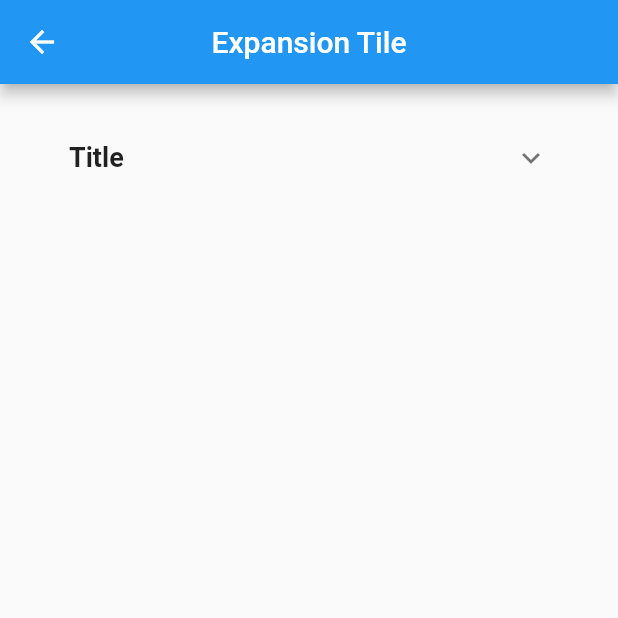
After one commit to aviral-92/Math-App, a Flutter app: the Expansiontile screen opened directly, on a phone screen of 412 x 824 dp, the top half of it. The commit adds this screen. Run offline on Flutter 3.47's test engine with Material 2 defaults, Android fonts, the phone set to English and light mode, and no system bars.

Commit message:
[AM]:Updated

```diff
--- /dev/null
+++ b/lib/Instructions.dart
@@ -0,0 +1,42 @@
+import 'package:flutter/material.dart';
+
+class Expansiontile extends StatelessWidget {
+  @override
+  Widget build(BuildContext context) {
+    return Scaffold(
+      appBar: AppBar(
+        centerTitle: true,
+        title: Text('Expansion Tile'),
+      ),
+      body: Padding(
+        padding: const EdgeInsets.symmetric(horizontal: 30.0),
+        child: Column(
+          children: <Widget>[
+            SizedBox(height: 20.0),
+            ExpansionTile(
+              title: Text(
+                "Title",
+                style: TextStyle(fontSize: 18.0, fontWeight: FontWeight.bold),
+              ),
+              children: <Widget>[
+                ExpansionTile(
+                  title: Text(
+                    'Sub title',
+                  ),
+                  children: <Widget>[
+                    ListTile(
+                      title: Text('data'),
+                    )
+                  ],
+                ),
+                ListTile(
+                  title: Text('data'),
+                )
+              ],
+            ),
+          ],
+        ),
+      ),
+    );
+  }
+}
```
Also changed, not shown: lib/Rows/MiddleRow.dart (+27 -7 lines), lib/SingleDesign.dart (+89 -81 lines), 14 other files.
